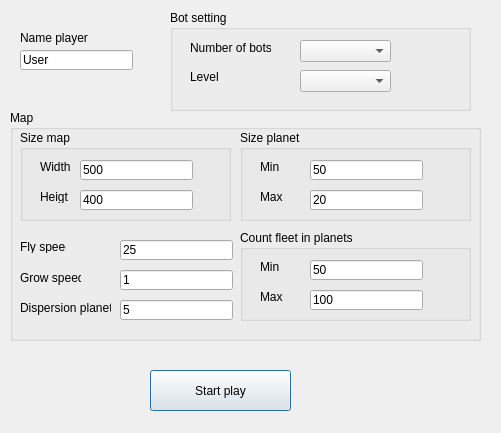
Before: the Qt Designer form GUI/singlewindow.ui in TeamFirst/Galcon, drawn with Qt 5.
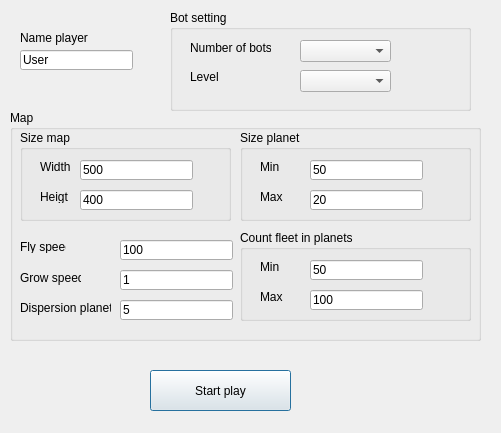
After: the same form once the commit is applied.

Diff of the .ui file:
```diff
--- a/GUI/singlewindow.ui
+++ b/GUI/singlewindow.ui
@@ -282,7 +282,7 @@
      </rect>
     </property>
     <property name="text">
-     <string>25</string>
+     <string>100</string>
     </property>
    </widget>
    <widget class="QLabel" name="label_5">
```
